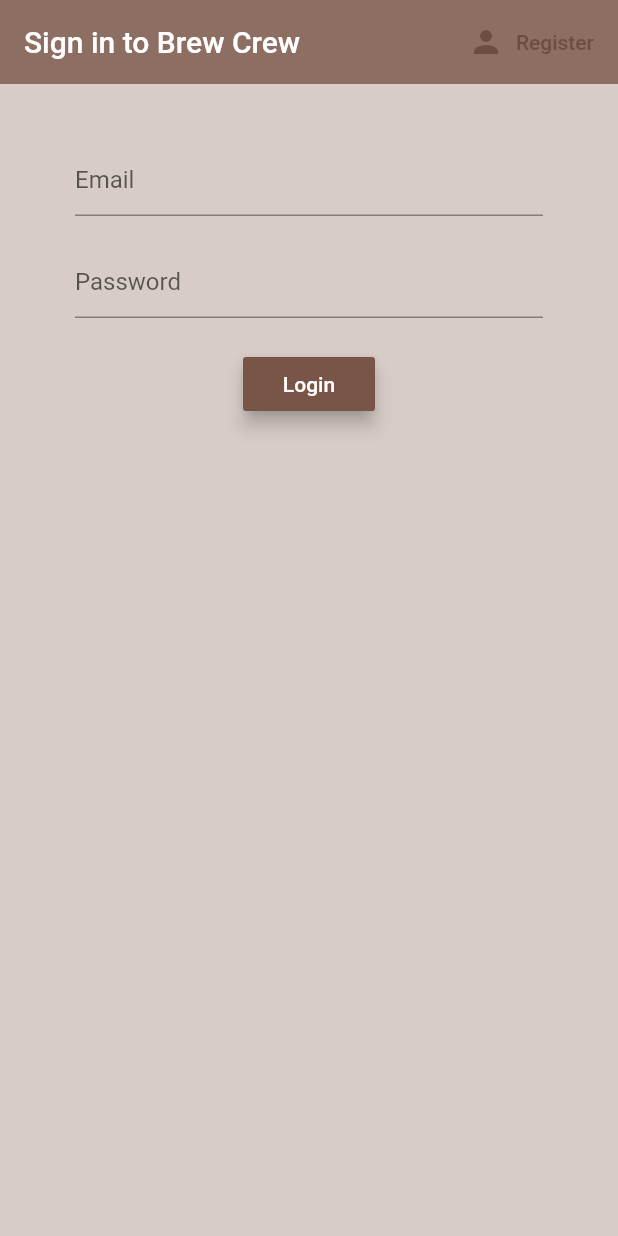
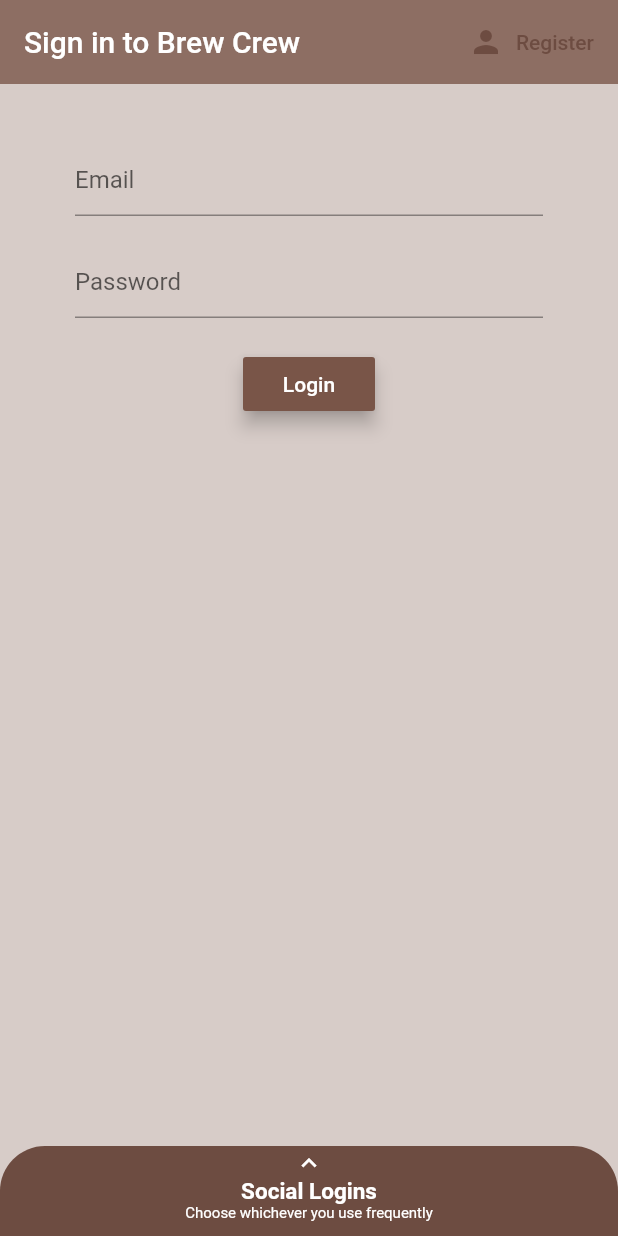
Before and after one commit to classyk12/SimpleLoginUI, a Flutter app: the screen it shows after launch, on a phone screen of 412 x 824 dp. Run offline on Flutter 3.47's test engine with Material 2 defaults, Android fonts, the phone set to English and light mode, and no system bars; our stand-ins replace cloud_firestore, firebase_auth, flutter_spinkit; accounts and stored records are empty.

Commit message:
added a bottm drawer

```diff
--- a/simpleloginui/lib/screens/authenticate/register.dart
+++ b/simpleloginui/lib/screens/authenticate/register.dart
@@ -1,6 +1,10 @@
+import 'dart:ui';
+
 import 'package:flutter/material.dart';
 import 'package:simpleloginui/services/auth.dart';
 import 'package:simpleloginui/shared/loading.dart';
+
+import '../buttom_menu.dart';
 
 class Register extends StatefulWidget {
   final Function toggleView;
@@ -16,6 +20,8 @@ class Register extends StatefulWidget {
 class _RegisterState extends State<Register> {
   final AuthService _auth = AuthService();
   String error = '';
+  bool showBottomMenu = false;
+  final threshold = 100;
 
   @override
   Widget build(BuildContext context) {
@@ -38,8 +44,20 @@ class _RegisterState extends State<Register> {
                 )
               ],
             ),
-            body: Container(
-              padding: EdgeInsets.symmetric(vertical: 20.0, horizontal: 50.0),
+            body: GestureDetector(
+              onPanEnd: (details) {
+                if (details.velocity.pixelsPerSecond.dy > threshold) {
+                  setState(() => showBottomMenu = false);
+                } else if (details.velocity.pixelsPerSecond.dy < -threshold) {
+                  setState(() => showBottomMenu = true);
+                }
+              },
+              child: Stack(
+                children: <Widget>[
+                  SingleChildScrollView(
+                    child: Container(
+                      padding: EdgeInsets.symmetric(
+                          vertical: 20.0, horizontal: 50.0),
                       child: Form(
                         key: widget._formKey,
                         child: Column(
@@ -86,9 +104,34 @@ class _RegisterState extends State<Register> {
                               height: 12.0,
                             ),
                             Text(error,
-                        style: TextStyle(color: Colors.red, fontSize: 14.0))
+                                style: TextStyle(
+                                    color: Colors.red, fontSize: 14.0))
                           ],
                         ),
+                      ),
+                    ),
+                  ),
+                  //create a blurred effect when the menu is shown
+                  AnimatedOpacity(
+                    opacity: showBottomMenu ? 1.0 : 0.0,
+                    duration: Duration(milliseconds: 200),
+                    child: BackdropFilter(
+                      filter: ImageFilter.blur(sigmaX: 5.0, sigmaY: 5.0),
+                      child: Container(color: Colors.black.withOpacity(0.2)),
+                    ),
+                  ),
+
+                  //place bottom drawer here
+                  AnimatedPositioned(
+                    duration: Duration(milliseconds: 200),
+                    curve: Curves.easeInOut,
+                    child: Menu(),
+                    left: 0.0,
+                    bottom: showBottomMenu
+                        ? 0
+                        : -(MediaQuery.of(context).size.height / 3.5),
+                  ),
+                ],
               ),
             ),
           );
--- a/simpleloginui/lib/screens/authenticate/sign_in.dart
+++ b/simpleloginui/lib/screens/authenticate/sign_in.dart
@@ -1,6 +1,10 @@
+import 'dart:ui';
+
 import 'package:flutter/material.dart';
 import 'package:simpleloginui/services/auth.dart';
 import 'package:simpleloginui/shared/loading.dart';
+
+import '../buttom_menu.dart';
 
 class SignIn extends StatefulWidget {
   final Function toggleView;
@@ -17,6 +21,8 @@ class SignIn extends StatefulWidget {
 class _SignInState extends State<SignIn> {
   final AuthService _auth = AuthService();
   final _formKey = GlobalKey<FormState>();
+  bool showBottomMenu = false;
+  final threshold = 100;
   @override
   Widget build(BuildContext context) {
     return widget.isLoading
@@ -38,8 +44,21 @@ class _SignInState extends State<SignIn> {
                 )
               ],
             ),
-            body: Container(
-              padding: EdgeInsets.symmetric(vertical: 20.0, horizontal: 50.0),
+            body: GestureDetector(
+              onPanEnd: (details) {
+                if (details.velocity.pixelsPerSecond.dy > threshold) {
+                  setState(() => showBottomMenu = false);
+                } else if (details.velocity.pixelsPerSecond.dy < -threshold) {
+                  setState(() => showBottomMenu = true);
+                }
+              },
+              child: Stack(
+                children: <Widget>[
+                  SingleChildScrollView(
+                    child: Container(
+                      height: MediaQuery.of(context).size.height * 0.90,
+                      padding: EdgeInsets.symmetric(
+                          vertical: 20.0, horizontal: 50.0),
                       child: Form(
                         key: _formKey,
                         child: Column(
@@ -86,11 +105,38 @@ class _SignInState extends State<SignIn> {
                               height: 12.0,
                             ),
                             Text(widget.error,
-                        style: TextStyle(color: Colors.red, fontSize: 14.0))
+                                style: TextStyle(
+                                    color: Colors.red, fontSize: 14.0))
                           ],
                         ),
                       ),
-            ));
+                    ),
+                  ),
+
+                  //create a blurred effect when the menu is shown
+                  AnimatedOpacity(
+                    opacity: showBottomMenu ? 1.0 : 0.0,
+                    duration: Duration(milliseconds: 200),
+                    child: BackdropFilter(
+                      filter: ImageFilter.blur(sigmaX: 5.0, sigmaY: 5.0),
+                      child: Container(color: Colors.black.withOpacity(0.2)),
+                    ),
+                  ),
+
+                  //place bottom drawer here
+                  AnimatedPositioned(
+                    duration: Duration(milliseconds: 200),
+                    curve: Curves.easeInOut,
+                    child: Menu(),
+                    left: 0.0,
+                    bottom: showBottomMenu
+                        ? 0
+                        : -(MediaQuery.of(context).size.height / 3.5),
+                  ),
+                ],
+              ),
+            ),
+          );
   }
 
   signIn() async {
--- /dev/null
+++ b/simpleloginui/lib/screens/buttom_menu.dart
@@ -0,0 +1,106 @@
+import 'package:flutter/material.dart';
+
+class Menu extends StatelessWidget {
+  @override
+  Widget build(BuildContext context) {
+    final width = MediaQuery.of(context).size.width;
+    final height = MediaQuery.of(context).size.height;
+
+    return ClipRRect(
+      borderRadius: BorderRadius.only(
+          topLeft: Radius.circular(30.0), topRight: Radius.circular(30.0)),
+      child: Container(
+        color: Colors.brown[600],
+        height: height / 3.5 + 60,
+        width: width,
+        child: Padding(
+          padding: const EdgeInsets.symmetric(vertical: 1.0, horizontal: 0.0),
+          child: Column(children: <Widget>[
+            Icon(Icons.keyboard_arrow_up, size: 20.0, color: Colors.white),
+            Text('Social Logins',
+                style: TextStyle(
+                    color: Colors.white,
+                    fontSize: 15.0,
+                    fontWeight: FontWeight.bold)),
+            Text('Choose whichever you use frequently',
+                style: TextStyle(color: Colors.white, fontSize: 10.0)),
+            SizedBox(height: 20.0),
+            SizedBox(
+                width: double.infinity,
+                child: MaterialButton(
+                  onPressed: () {},
+                  color: Colors.red,
+                  child: Padding(
+                    padding: const EdgeInsets.all(15.0),
+                    child: Row(
+                      mainAxisSize: MainAxisSize.min,
+                      mainAxisAlignment: MainAxisAlignment.spaceEvenly,
+                      children: <Widget>[
+                        Text('Login with google',
+                            style: TextStyle(color: Colors.white)),
+                        SizedBox(width: 20.0),
+                        Icon(
+                          Icons.arrow_forward,
+                          color: Colors.white,
+                        )
+                      ],
+                    ),
+                  ),
+                )),
+            // SizedBox(height: 20.0),
+            SizedBox(
+                width: double.infinity,
+                child: MaterialButton(
+                  onPressed: () {},
+                  color: Colors.blue[300],
+                  child: Padding(
+                    padding: const EdgeInsets.all(15.0),
+                    child: Row(
+                      mainAxisSize: MainAxisSize.min,
+                      mainAxisAlignment: MainAxisAlignment.spaceEvenly,
+                      children: <Widget>[
+                        Text('Login with Twitter',
+                            style: TextStyle(color: Colors.white)),
+                        SizedBox(width: 20.0),
+                        Icon(
+                          Icons.arrow_forward,
+                          color: Colors.white,
+                        )
+                      ],
+                    ),
+                  ),
+                )),
+            SizedBox(
+                width: double.infinity,
+                child: MaterialButton(
+                  onPressed: () {},
+                  color: Colors.blue,
+                  child: Padding(
+                    padding: const EdgeInsets.all(15.0),
+                    child: Row(
+                      mainAxisSize: MainAxisSize.min,
+                      mainAxisAlignment: MainAxisAlignment.spaceEvenly,
+                      children: <Widget>[
+                        Text('Login with facebook',
+                            style: TextStyle(color: Colors.white)),
+                        Icon(
+                          Icons.arrow_forward,
+                          color: Colors.white,
+                        ),
+                      ],
+                    ),
+                  ),
+                )),
+            Padding(
+              padding: const EdgeInsets.all(20.0),
+              child: Text(
+                'The Brew Crew App @2020',
+                style: TextStyle(color: Colors.white, fontSize: 14),
+              ),
+            )
+          ]),
+        ),
+      ),
+    );
+  }
+}
```
Lines whose indentation alone changed are shown as unchanged.
